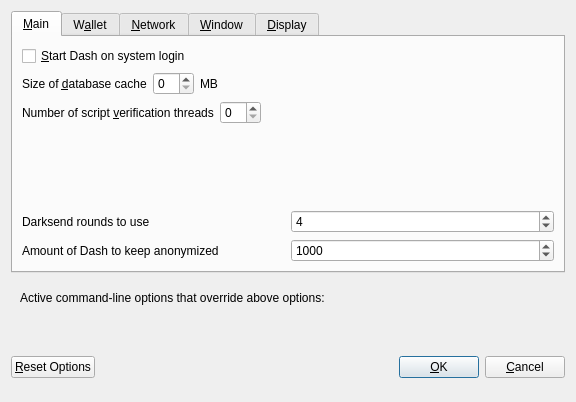
First picture: the form in src/qt/forms/optionsdialog.ui, repository ArgonToken/ArgonToken, before the edit.
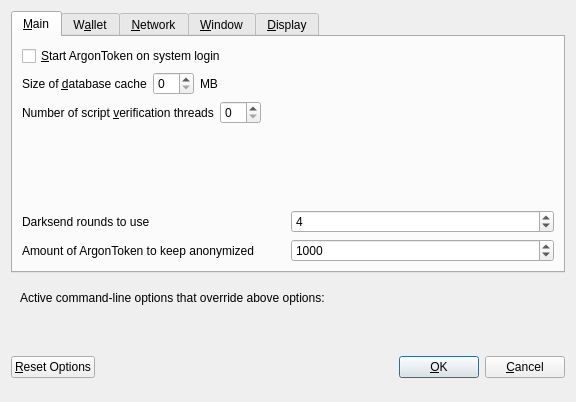
Second picture: the form after the edit. Custom widgets are drawn as their Qt base class.

Commit message: Rename Dash to ArgonToken

Patch:
```diff
--- a/src/qt/forms/optionsdialog.ui
+++ b/src/qt/forms/optionsdialog.ui
@@ -33,7 +33,7 @@
           <string>Automatically start Dash after logging in to the system.</string>
          </property>
          <property name="text">
-          <string>&amp;Start Dash on system login</string>
+          <string>&amp;Start ArgonToken on system login</string>
          </property>
         </widget>
        </item>
@@ -177,7 +177,7 @@
             <string notr="true"/>
            </property>
            <property name="text">
-            <string>Amount of Dash to keep anonymized</string>
+            <string>Amount of ArgonToken to keep anonymized</string>
            </property>
           </widget>
          </item>
```
Left out of the diff: 8 changed lines with no effect on the pictures. The commit also changes 188 other files.
